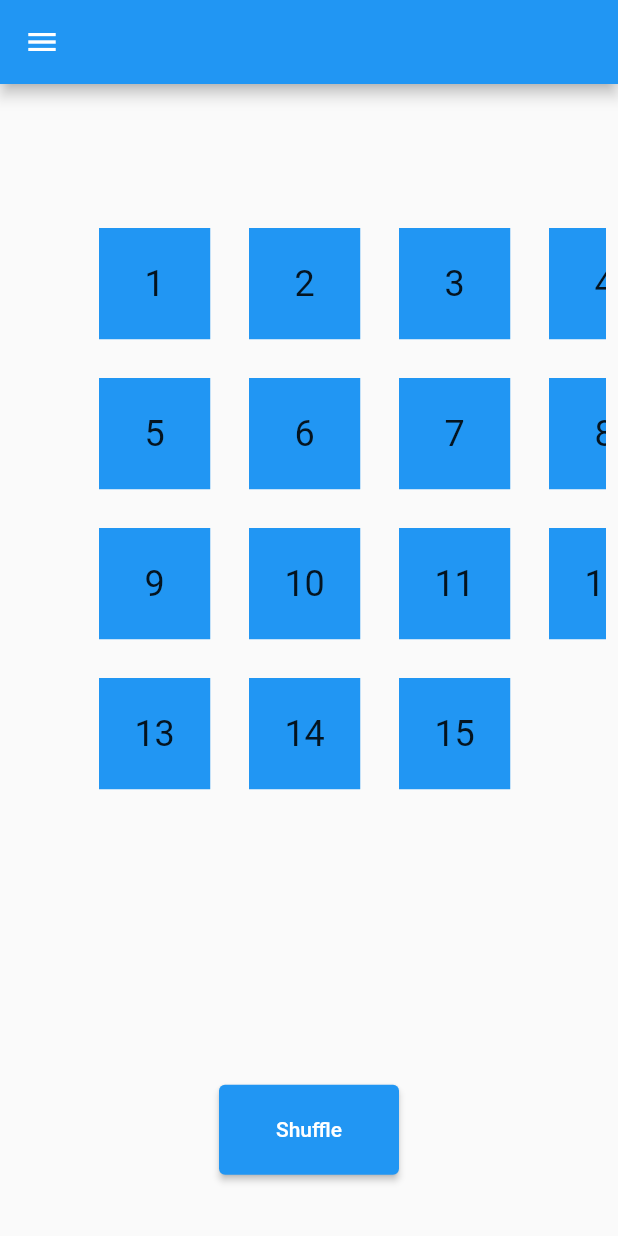
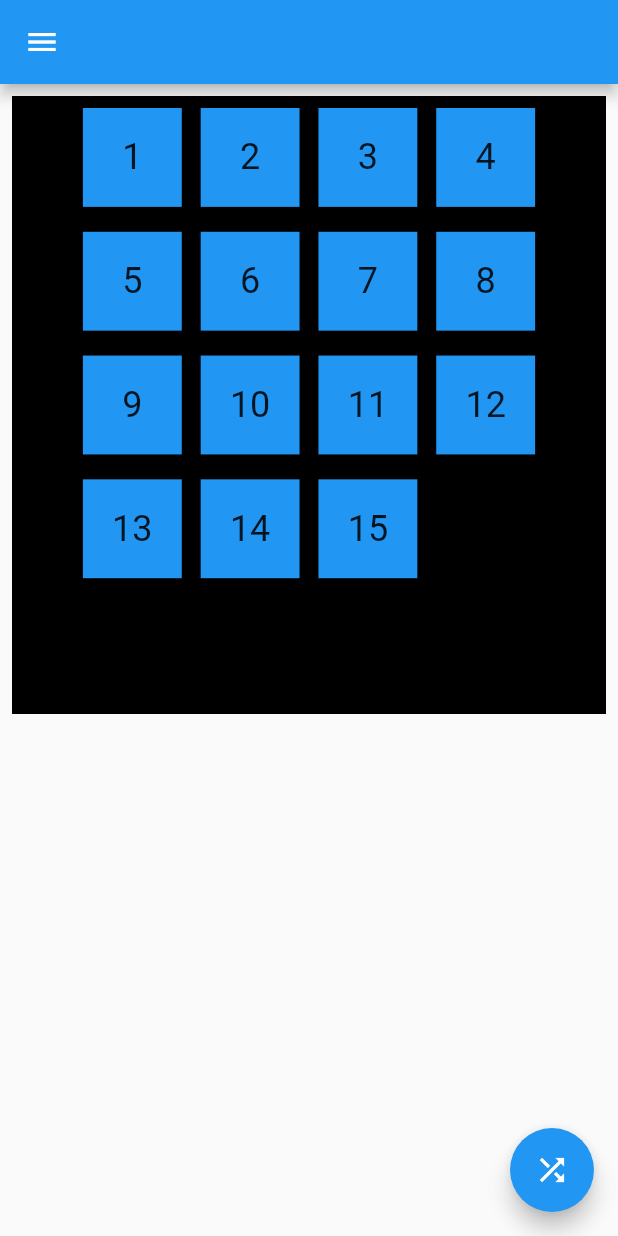
Before and after one commit to M97Chahboun/puzzle_hack, a Flutter app: the screen it shows after launch, on a phone screen of 412 x 824 dp. Run offline on Flutter 3.47's test engine with Material 2 defaults, Android fonts, the light colour scheme and no system bars.

Commit message:
configured responsive feature

```diff
--- a/lib/ui/puzzle.dart
+++ b/lib/ui/puzzle.dart
@@ -1,18 +1,27 @@
 import 'package:flutter/material.dart';
 import 'package:puzzle_hack/extensions.dart';
-import 'package:puzzle_hack/utils/empty.dart';
-
-import 'widgets/card.dart';
+import 'package:puzzle_hack/ui/widgets/puzzle_game.dart';
+import 'package:puzzle_hack/utils/responsive.dart';
 
 class Puzzle extends StatelessWidget {
   final GlobalKey<ScaffoldState> scaffoldKey = GlobalKey<ScaffoldState>();
   final ValueNotifier start = ValueNotifier(false);
-
+  Map<ShortcutActivator, VoidCallback>? bindings;
   Puzzle({Key? key}) : super(key: key);
   @override
   Widget build(BuildContext context) {
-    return Scaffold(
+    return Focus(
+        onKey: (FocusNode node, RawKeyEvent event) {
+          KeyEventResult result = KeyEventResult.ignored;
+          print(event);
+          return result;
+        },
+        child: Scaffold(
           key: scaffoldKey,
+          floatingActionButton: FloatingActionButton(
+            onPressed: () => shuffle(context),
+            child: const Icon(Icons.shuffle),
+          ),
           appBar: context.isMobile
               ? AppBar(
                   leading: IconButton(
@@ -27,73 +36,26 @@ class Puzzle extends StatelessWidget {
                   color: Colors.blue,
                 )
               : null,
-        body: context.width < 800
-            ? puzzle(context)
-            : Row(
+          body: Responsive(
+              mobile: SizedBox(
+                  width: context.width, child: PuzzleGame(start: start)),
+              another: Row(
                 children: [
                   Flexible(
                       child: Container(
                     color: Colors.blue,
                   )),
-                  puzzle(context)
+                  PuzzleGame(start: start)
                 ],
+              )),
         ));
   }
 
-  Widget puzzle(BuildContext context) {
-    return ValueListenableBuilder(
-      builder: (context, _, __) {
-        double x = 0;
-        double y = 80;
-        return Padding(
-          padding: const EdgeInsets.all(8.0),
-          child: ConstrainedBox(
-            constraints: const BoxConstraints(maxWidth: 500.0, minHeight: 968),
-            child: SingleChildScrollView(
-              child: Column(
-                children: [
-                  SizedBox(
-                    height: context.height * 0.8,
-                    width: context.width,
-                    child: Stack(
-                        children: context.s.correctOrder.map((index) {
-                      context.s.currentOrder.add(index);
-                      if (x == 400) {
-                        x = 0;
-                        y += 100;
-                      }
-                      x += 100;
-                      if (index != context.s.correctOrder.last) {
-                        return PuzzleCard(x, y, index);
-                      } else {
-                        context.s.empty = Empty(
-                          x: x,
-                          y: y,
-                        );
-                        return const SizedBox();
-                      }
-                    }).toList()),
-                  ),
-                  SizedBox(
-                    height: 60.0,
-                    width: 120,
-                    child: ElevatedButton(
-                        onPressed: () {
+  void shuffle(BuildContext context) {
     context.s.currentOrder.clear();
     context.s.correctOrder.remove(16);
     context.s.correctOrder.shuffle();
     context.s.correctOrder.insert(15, 16);
     start.value = !start.value;
-                        },
-                        child: const Text("Shuffle")),
-                  )
-                ],
-              ),
-            ),
-          ),
-        );
-      },
-      valueListenable: start,
-    );
   }
 }
--- a/lib/ui/widgets/card.dart
+++ b/lib/ui/widgets/card.dart
@@ -22,16 +22,13 @@ class PuzzleCard extends StatefulWidget {
   State<PuzzleCard> createState() => _PuzzleCardState();
 }
 
-Curve currentCurve = Curves.bounceInOut;
+class _PuzzleCardState extends State<PuzzleCard> {
+  Curve currentCurve = Curves.bounceInOut;
 
-class _PuzzleCardState extends State<PuzzleCard> {
   @override
   Widget build(BuildContext context) {
-    return AnimatedPositioned(
-      top: widget.y.isNegative ? null : widget.y,
-      right: !widget.x.isNegative ? null : widget.x,
-      bottom: !widget.y.isNegative ? null : widget.y,
-      left: widget.x.isNegative ? null : widget.x - 50,
+    return AnimatedAlign(
+      alignment: Alignment(widget.x, widget.y),
       duration: const Duration(milliseconds: 200),
       curve: currentCurve,
       child: Padding(
@@ -40,23 +37,26 @@ class _PuzzleCardState extends State<PuzzleCard> {
           onHorizontalDragEnd: (details) {
             if (details.velocity.pixelsPerSecond.dx >
                 details.velocity.pixelsPerSecond.dy) {
-              if (Empty(y: widget.y, x: widget.x + 100) ==context.s.empty) {
-                widget.x += 100;
+              if (Empty(y: widget.y, x: widget.x + context.s.addX) ==
+                  context.s.empty) {
+                widget.x += context.s.addX;
                 setState(() {});
                 changeOrder();
-               context.s.empty =context.s.empty.copyWith(
-                  x: widget.x - 100,
+                context.s.empty = context.s.empty.copyWith(
+                  x: widget.x - context.s.addX,
                 );
               } else {
                 shakeX();
               }
             } else if (details.velocity.pixelsPerSecond.dx <
                 details.velocity.pixelsPerSecond.dy) {
-              if (Empty(y: widget.y, x: widget.x + -100) ==context.s.empty) {
-                widget.x += -100;
+              if (Empty(y: widget.y, x: widget.x + -context.s.addX) ==
+                  context.s.empty) {
+                widget.x += -context.s.addX;
                 setState(() {});
                 changeOrder();
-               context.s.empty =context.s.empty.copyWith(x: widget.x + 100);
+                context.s.empty =
+                    context.s.empty.copyWith(x: widget.x + context.s.addX);
               } else {
                 shakeX();
               }
@@ -65,24 +65,26 @@ class _PuzzleCardState extends State<PuzzleCard> {
           onVerticalDragEnd: (details) {
             if (details.velocity.pixelsPerSecond.dx >
                 details.velocity.pixelsPerSecond.dy) {
-              if (Empty(y: widget.y + -100, x: widget.x) ==context.s.empty) {
-                widget.y += -100;
+              if (Empty(y: widget.y + context.s.addY, x: widget.x) ==
+                  context.s.empty) {
+                widget.y += -context.s.addY;
                 setState(() {});
                 changeOrder();
-               context.s.empty =context.s.empty.copyWith(
-                  y: widget.y + 100,
+                context.s.empty = context.s.empty.copyWith(
+                  y: widget.y + context.s.addY,
                 );
               } else {
                 shakeY();
               }
             } else if (details.velocity.pixelsPerSecond.dx <
                 details.velocity.pixelsPerSecond.dy) {
-              if (Empty(y: widget.y + 100, x: widget.x) ==context.s.empty) {
-                widget.y += 100;
+              if (Empty(y: widget.y + context.s.addY, x: widget.x) ==
+                  context.s.empty) {
+                widget.y += context.s.addY;
                 setState(() {});
                 changeOrder();
-               context.s.empty =context.s.empty.copyWith(
-                  y: widget.y - 100,
+                context.s.empty = context.s.empty.copyWith(
+                  y: widget.y - context.s.addY,
                 );
               } else {
                 shakeY();
@@ -90,10 +92,14 @@ class _PuzzleCardState extends State<PuzzleCard> {
             }
           },
           child: ConstrainedBox(
-            constraints: const BoxConstraints(maxWidth: 90.0, maxHeight: 90.0),
+            constraints: const BoxConstraints(
+                maxWidth: 90.0,
+                maxHeight: 90.0,
+                minHeight: 52.0,
+                minWidth: 52.0),
             child: Container(
-              height: context.width * 0.18,
-              width: context.width * 0.18,
+              height: context.width * 0.16,
+              width: context.width * 0.16,
               alignment: Alignment.center,
               color: Colors.blue,
               child: Text(
@@ -108,11 +114,11 @@ class _PuzzleCardState extends State<PuzzleCard> {
   }
 
   void shakeX() {
-    widget.x += 5;
+    widget.x += 0.05;
     currentCurve = const ShakeCurve();
     setState(() {});
     Timer.periodic(const Duration(milliseconds: 200), (timer) {
-      widget.x -= 5;
+      widget.x -= 0.05;
       setState(() {});
       currentCurve = Curves.bounceInOut;
       timer.cancel();
@@ -120,11 +126,11 @@ class _PuzzleCardState extends State<PuzzleCard> {
   }
 
   void shakeY() {
-    widget.y += 5;
+    widget.y += 0.05;
     currentCurve = const ShakeCurve();
     setState(() {});
     Timer.periodic(const Duration(milliseconds: 200), (timer) {
-      widget.y -= 5;
+      widget.y -= 0.05;
       setState(() {});
       currentCurve = Curves.bounceInOut;
       timer.cancel();
@@ -132,12 +138,12 @@ class _PuzzleCardState extends State<PuzzleCard> {
   }
 
   void changeOrder() {
-    int indexValue =context.s.currentOrder.indexOf(widget.value);
-    int indexEmpty =context.s.currentOrder.indexOf(Singleton().empty.value);
-   context.s.currentOrder
+    int indexValue = context.s.currentOrder.indexOf(widget.value);
+    int indexEmpty = context.s.currentOrder.indexOf(Singleton().empty.value);
+    context.s.currentOrder
       ..remove(Singleton().empty.value)
-      ..insert(indexValue,context.s.empty.value);
-   context.s.currentOrder
+      ..insert(indexValue, context.s.empty.value);
+    context.s.currentOrder
       ..remove(widget.value)
       ..insert(indexEmpty, widget.value);
     List correct = List.generate(16, (index) => index + 1);
--- /dev/null
+++ b/lib/ui/widgets/puzzle_game.dart
@@ -0,0 +1,65 @@
+import 'package:flutter/material.dart';
+import 'package:puzzle_hack/ui/widgets/card.dart';
+import 'package:puzzle_hack/extensions.dart';
+import 'package:puzzle_hack/utils/empty.dart';
+import 'package:puzzle_hack/utils/responsive.dart';
+
+class PuzzleGame extends StatelessWidget {
+  const PuzzleGame({
+    Key? key,
+    required this.start,
+  }) : super(key: key);
+
+  final double col = 4;
+  final ValueNotifier start;
+
+  @override
+  Widget build(BuildContext context) {
+    return ValueListenableBuilder(
+      builder: (context, _, __) {
+        const double initX = -1.25;
+        double initY = -1.0;
+        double x = initX;
+        double y = initY;
+        return Padding(
+          padding: const EdgeInsets.all(8.0),
+          child: SingleChildScrollView(
+            child: Column(
+              crossAxisAlignment: CrossAxisAlignment.center,
+              children: [
+                ConstrainedBox(
+                  constraints: BoxConstraints(maxHeight: 511, maxWidth: 511),
+                  child: Container(
+                    color: Colors.black,
+                    height: context.width,
+                    width: context.width,
+                    child: Stack(
+                        children: context.s.correctOrder.map((index) {
+                      context.s.currentOrder.add(index);
+                      if (x == (context.s.addX * col) + initX) {
+                        x = initX;
+                        y += context.s.addY;
+                      }
+                      x += context.s.addY;
+                      if (index != context.s.correctOrder.last) {
+                        print("$index = $x");
+                        return PuzzleCard(x, y, index);
+                      } else {
+                        context.s.empty = Empty(
+                          x: x,
+                          y: y,
+                        );
+                        return const SizedBox();
+                      }
+                    }).toList()),
+                  ),
+                ),
+              ],
+            ),
+          ),
+        );
+      },
+      valueListenable: start,
+    );
+  }
+}
--- /dev/null
+++ b/lib/utils/responsive.dart
@@ -0,0 +1,22 @@
+import 'package:flutter/material.dart';
+
+class Responsive extends StatelessWidget {
+  final Widget mobile;
+  final Widget another;
+
+  const Responsive({
+    Key? key,
+    required this.mobile,
+    required this.another,
+  }) : super(key: key);
+
+  @override
+  Widget build(BuildContext context) {
+    final Size _size = MediaQuery.of(context).size;
+    if (_size.width >= 850) {
+      return another;
+    } else {
+      return mobile;
+    }
+  }
+}
--- a/lib/utils/singleton.dart
+++ b/lib/utils/singleton.dart
@@ -3,9 +3,11 @@ import 'empty.dart';
 class Singleton {
   static final Singleton _singleton = Singleton._internal();
 
-Empty empty = Empty();
-List correctOrder = List.generate(16, (index) => index + 1);
-List<int> currentOrder = [];
+  Empty empty = Empty();
+  List correctOrder = List.generate(16, (index) => index + 1);
+  List<int> currentOrder = [];
+  final double addX = 0.5;
+  final double addY = 0.5;
   factory Singleton() {
     return _singleton;
   }
```
Also changed, not shown: lib/extensions.dart (+7 -1 lines). Lines whose indentation alone changed are shown as unchanged.
